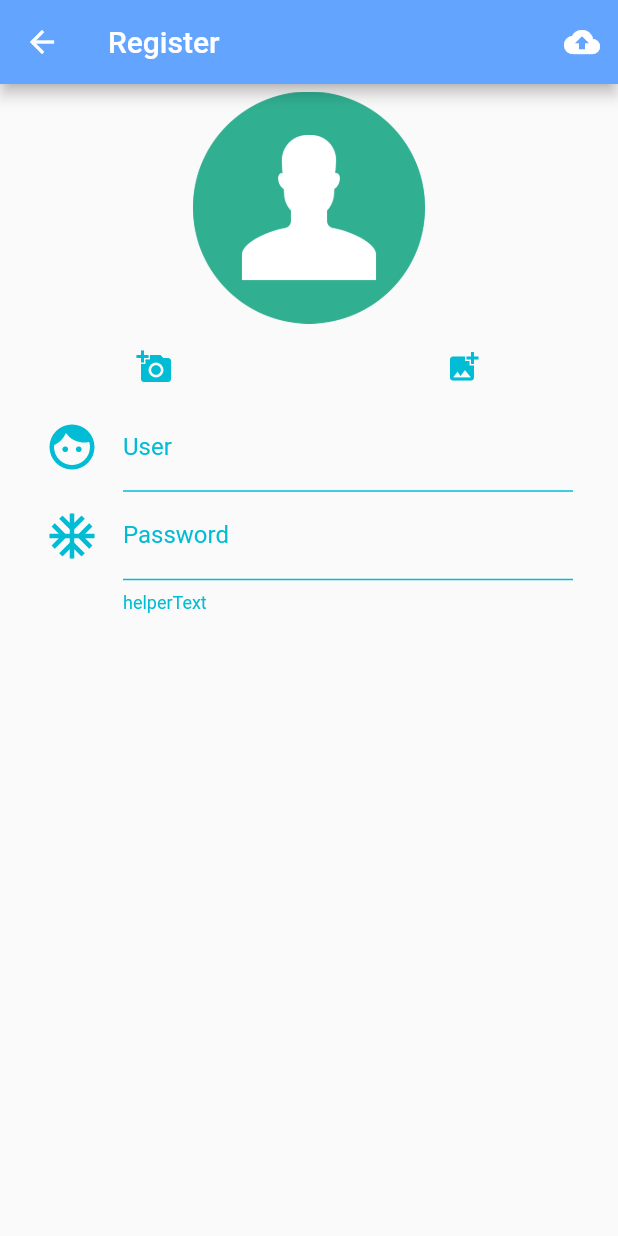
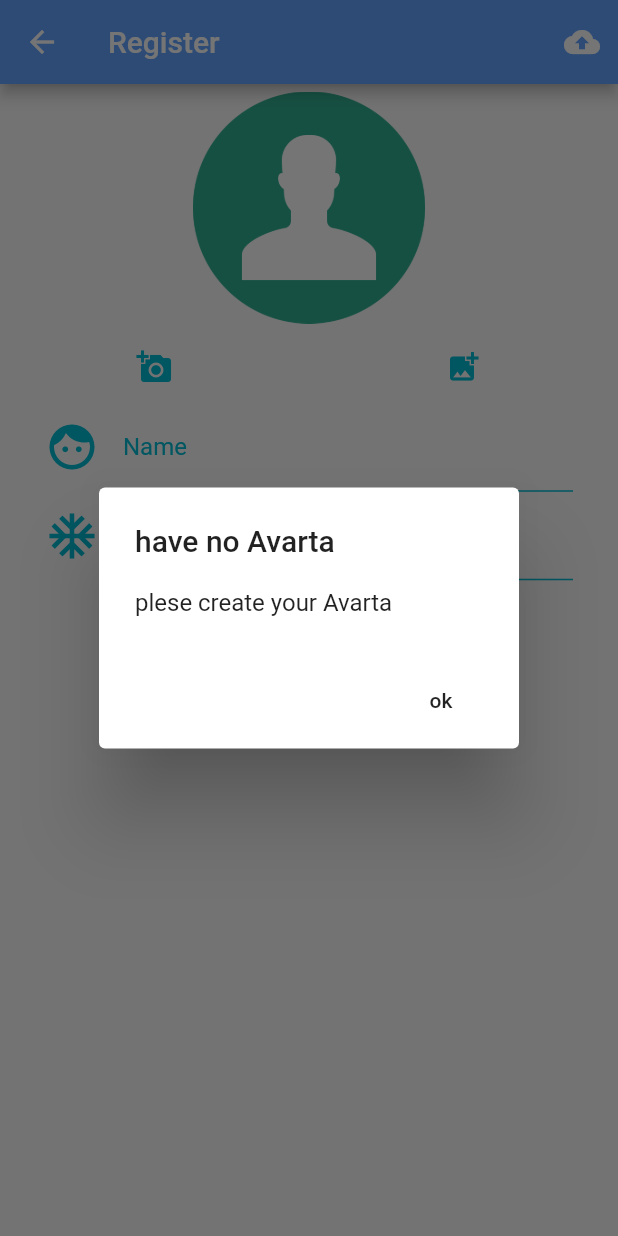
Before and after one commit to rutpte/flutter_projecta, a Flutter app: the Register screen opened directly, after a tap on the "cloud upload" icon, on a phone screen of 412 x 824 dp. Run offline on Flutter 3.47's test engine with Material 2 defaults, Android fonts, the phone set to English and light mode, and no system bars; our stand-ins replace dio, google_fonts, image_picker.

Commit message:
resgister finish

```diff
--- a/lib/screens/authen.dart
+++ b/lib/screens/authen.dart
@@ -98,6 +98,7 @@ class _AuthenState extends State<Authen> {
     );
   }
 
+
   //-----------------------------------------------------
   @override
   Widget build(BuildContext context) {
--- a/lib/screens/register.dart
+++ b/lib/screens/register.dart
@@ -1,5 +1,11 @@
+import 'dart:io';
+
+import 'package:dio/dio.dart';
 import 'package:flutter/material.dart';
-import 'package:projecta/utility/my_style.dart'; //1
+import 'package:image_picker/image_picker.dart';
+import 'package:projecta/utility/my_constant.dart';
+import 'package:projecta/utility/my_style.dart';
+import 'package:projecta/utility/normal_dialog.dart'; //1
 
 class Register extends StatefulWidget {
   //2
@@ -9,14 +15,24 @@ class Register extends StatefulWidget {
 
 class _RegisterState extends State<Register> {
   //field
-
+  File filePhoto;
+  String name, password;
   //------------------------------------------------------
   //--> method
   Widget registerButton() {
     return IconButton(
       icon: Icon(Icons.cloud_upload),
       onPressed: () {
-        print('xxxx');
+        print(name);
+        if (filePhoto == null) {
+          normalDialog(context, 'have no Avarta', 'plese create your Avarta');
+        } else if (name == null || name.isEmpty) {
+          normalDialog(context, 'name', 'plese add');
+        } else if (password == null || password.isEmpty) {
+          normalDialog(context, 'password', 'plese add');
+        } else {
+          uploadAvatar();
+        }
       },
     );
   }
@@ -28,7 +44,10 @@ class _RegisterState extends State<Register> {
       padding: EdgeInsets.all(5.0),
       width: MediaQuery.of(context).size.width * 0.2,
       height: MediaQuery.of(context).size.height * 0.2,
-      child: Image.asset('images/avatar.png'),
+      //child: Image.asset('images/avatar.png'),
+      child: filePhoto == null
+          ? Image.asset('images/avatar.png')
+          : Image.file(filePhoto),
     );
   }
 
@@ -41,8 +60,28 @@ class _RegisterState extends State<Register> {
       ),
       onPressed: () {
         print('xxxx');
+        getPhoto(ImageSource.camera); //--> connect camera phone.
       },
     );
+  }
+
+  //--> thred.--------------------------------------------
+  Future<void> getPhoto(ImageSource imgSource) async {
+    try {
+      var obj = await ImagePicker.pickImage(
+        source: imgSource,
+        maxHeight: 800,
+        maxWidth: 800,
+        //imageQuality: 50
+      );
+      //-----------
+      //--> set refresh.
+      setState(() {
+        filePhoto = obj;
+      });
+    } catch (e) {
+      print(e);
+    }
   }
 
   //------------------------------------------------------
@@ -54,6 +93,7 @@ class _RegisterState extends State<Register> {
       ),
       onPressed: () {
         print('xxxx');
+        getPhoto(ImageSource.gallery); //--> get gellery phone.
       },
     );
   }
@@ -72,11 +112,14 @@ class _RegisterState extends State<Register> {
     return Container(
       margin: EdgeInsets.only(left: 30, right: 30),
       child: TextField(
+          onChanged: (String xx) {
+            name = xx.trim();
+          },
           style: TextStyle(color: colorIcon),
           decoration: InputDecoration(
               enabledBorder: UnderlineInputBorder(
                   borderSide: BorderSide(color: colorIcon)),
-              labelText: 'User',
+              labelText: 'Name',
               helperStyle: TextStyle(color: colorIcon),
               labelStyle: TextStyle(color: colorIcon),
 
@@ -97,6 +140,9 @@ class _RegisterState extends State<Register> {
     return Container(
       margin: EdgeInsets.only(left: 30, right: 30),
       child: TextField(
+          onChanged: (String pass) {
+            password = pass.trim();
+          },
           style: TextStyle(color: colorIcon),
           decoration: InputDecoration(
               enabledBorder: UnderlineInputBorder(
@@ -115,7 +161,44 @@ class _RegisterState extends State<Register> {
               hintStyle: TextStyle(color: MyStyle().taxtAColor))),
     );
   }
+
   //------------------------------------------------------
+  //await function.
+  Future<void> insertDB ()async{
+      String avatar = 'https://www.androidthai.in.th/pte/avartar_ruthe/$name.jpg';
+      String user = 'xxxx_user';
+      String url ='https://www.androidthai.in.th/pte/addDataRuthe.php?isAdd=true&name=$name&user=$user&password=$password&avatar=$avatar';
+
+      await Dio().get(url).then((res){
+        if (res.toString() == 'true') {
+          //--> close popup or black previos.
+          Navigator.of(context).pop();
+        } else {
+          normalDialog(context, 'register', 'Error!');
+        }
+      });
+  }
+
+  //-----------------------------------------------------
+  //await function.
+  Future<void> uploadAvatar() async {
+    try {
+      Map<String, dynamic> map = Map();
+      map['file'] = UploadFileInfo(filePhoto, '$name.jpg'); //name variable
+      map['name'] = UploadFileInfo(filePhoto, '$name.jpg'); //name variable
+      map['file'] = UploadFileInfo(filePhoto, '$name.jpg'); //name variable
+      FormData formData = FormData.from(map);
+      await Dio().post(
+        MyConstant().urlAPIsaveFile,
+        data: formData,
+      ).then((res){
+        print('res - $res');
+        insertDB ();
+      });
+    } catch (e) {
+      print(e);
+    }
+  }
   //------------------------------------------------------
 
   @override
--- /dev/null
+++ b/lib/utility/my_constant.dart
@@ -0,0 +1,7 @@
+class MyConstant{
+  //-->field
+  String urlAPIsaveFile = "https://www.androidthai.in.th/pte/saveFileRuthe.php";
+
+  //--> method
+  MyConstant();
+}
--- /dev/null
+++ b/lib/utility/normal_dialog.dart
@@ -0,0 +1,21 @@
+import 'package:flutter/material.dart';
+
+Future<void> normalDialog(
+    BuildContext context, String title, String msg) async {
+  showDialog(
+      context: context,
+      builder: (BuildContext context) {
+        return AlertDialog(
+          title: Text(title),
+          content: Text(msg),
+          actions: <Widget>[
+            FlatButton(
+              child: Text('ok'),
+              onPressed: (){
+                Navigator.of(context).pop();//--> hide popup.
+              },
+            )
+          ],
+        );
+      });
+}
--- a/pubspec.yaml
+++ b/pubspec.yaml
@@ -24,6 +24,8 @@ dependencies:
   # Use with the CupertinoIcons class for iOS style icons.
   cupertino_icons: ^0.1.2
   google_fonts: ^0.3.4
+  image_picker: ^0.6.3+1
+  dio: ^2.1.3
 
 dev_dependencies:
   flutter_test:
```
Also changed, not shown: pubspec.lock.
